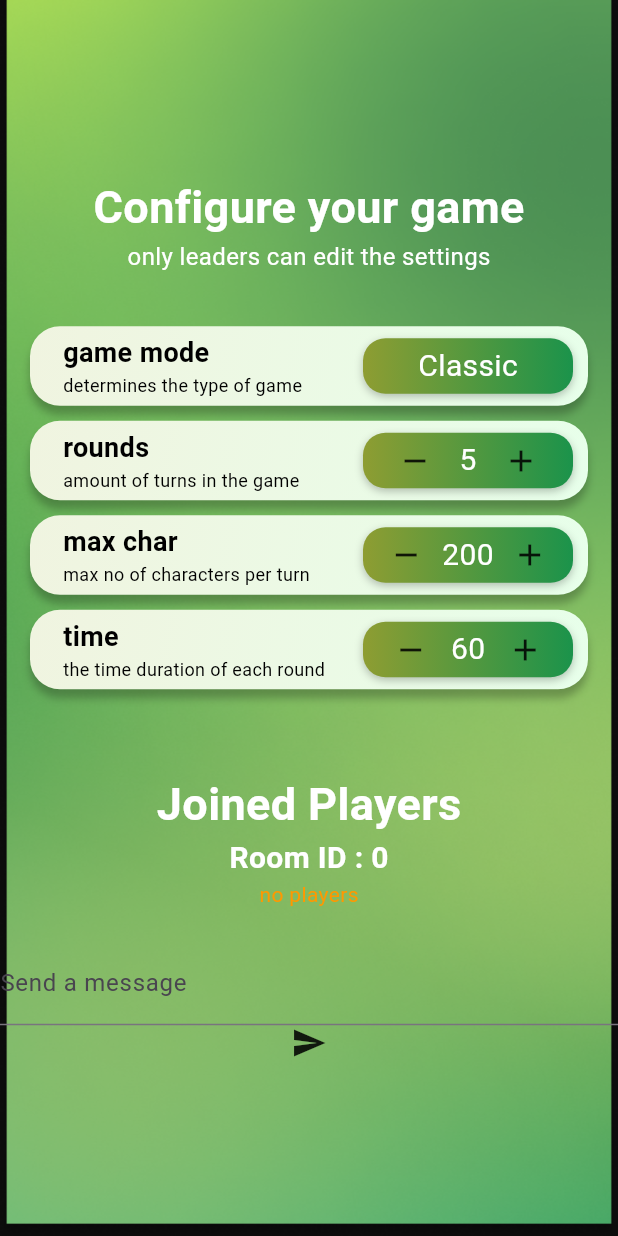
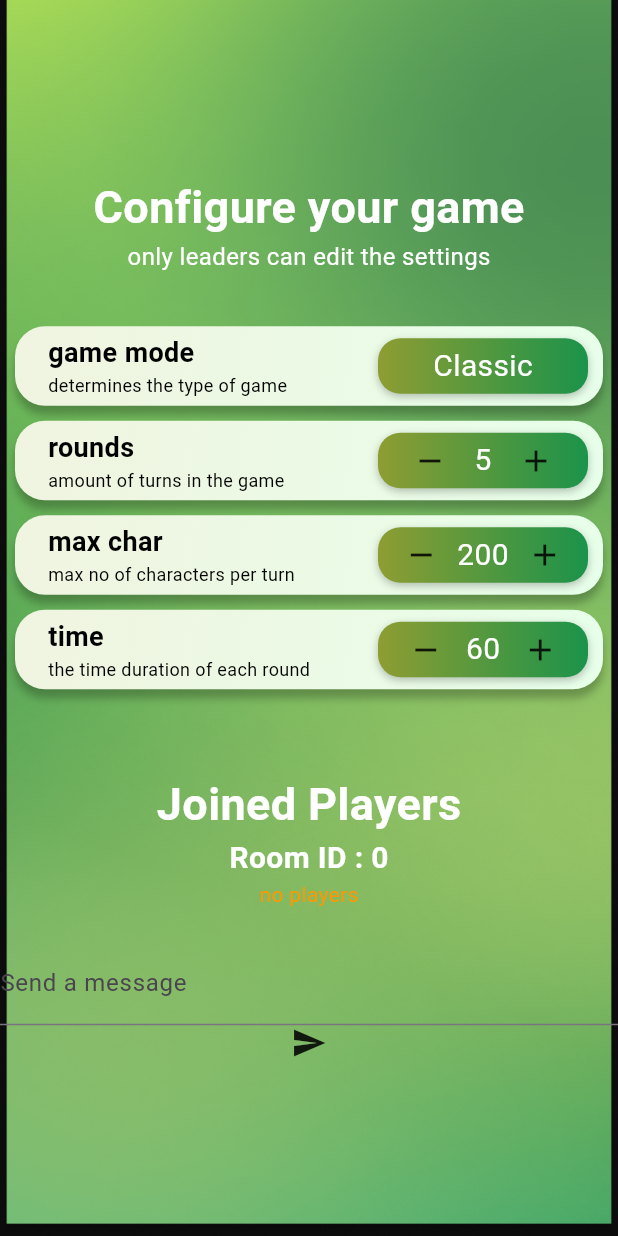
Before and after one commit to FrostyCake47/TextTales, a Flutter app: the LobbyScreen screen opened by its route, on a phone screen of 412 x 824 dp. Run offline on Flutter 3.47's test engine with Material 3 defaults, Android fonts, the phone set to English and light mode, and no system bars; our stand-ins replace firebase_auth, firebase_core, flutter_riverpod, flutter_spinkit, flutter_svg, fluttertoast and 4 more; missing offline and left inert: dart:ffi; accounts and stored records are empty; network calls fail; Roboto replaces fonts that are missing (Poppins).

Commit message:
all players now joins and exits

```diff
--- a/lib/components/configtab.dart
+++ b/lib/components/configtab.dart
@@ -34,7 +34,7 @@ class ConfigTab extends ConsumerWidget {
   };
 
   return Container(
-    margin: EdgeInsets.symmetric(horizontal: 20, vertical: 5),
+    margin: EdgeInsets.symmetric(horizontal: 10, vertical: 5),
     padding: EdgeInsets.only(left:12, right: 10, top: 5, bottom: 5),
     decoration: BoxDecoration(
       borderRadius: BorderRadius.circular(20),
--- a/lib/models/lobbystatus.dart
+++ b/lib/models/lobbystatus.dart
@@ -17,7 +17,7 @@ class LobbyStatusNotifier extends StateNotifier<LobbyStatus>{
 
     void addPlayer(Player player){
       //final updatedPlayers = Set<Player>.from(state.currentPlayers)..add(player);
-      final updatedPlayers = Set<Player>()..add(player);
+      final updatedPlayers = state.currentPlayers..add(player);
 
       print('updatedPlayers ${updatedPlayers}');
       state = state.copyWith(currentPlayers: updatedPlayers);
--- a/lib/screens/lobby.dart
+++ b/lib/screens/lobby.dart
@@ -158,7 +158,7 @@ class _LobbyScreenState extends ConsumerState<LobbyScreen> {
                     Text("Joined Players", style: textTalesStyle.copyWith(fontSize: 30),),
                     Text("Room ID : ${lobbyStatus.roomId}", style: textTalesStyle.copyWith(fontSize: 20)),
 
-                    lobbyStatus.currentPlayers.length != 0 ? PlayerIconBar(players: lobbyStatus.currentPlayers) : Text('no players'),
+                    lobbyStatus.currentPlayers.length != 0 ? Text(lobbyStatus.currentPlayers.toString()) : Text('no players'),
 
                     Text(snapshot.hasData ? '${snapshot.data}' : '', style: TextStyle(color: Color.fromARGB(255, 68, 39, 0)),),
 
```
